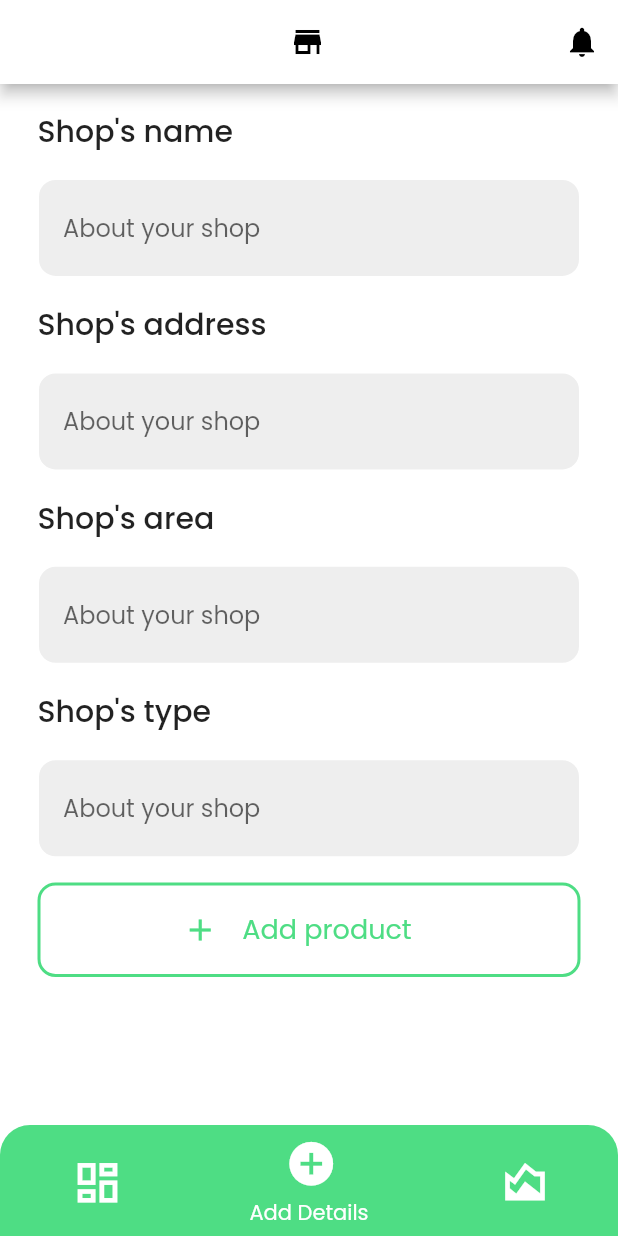
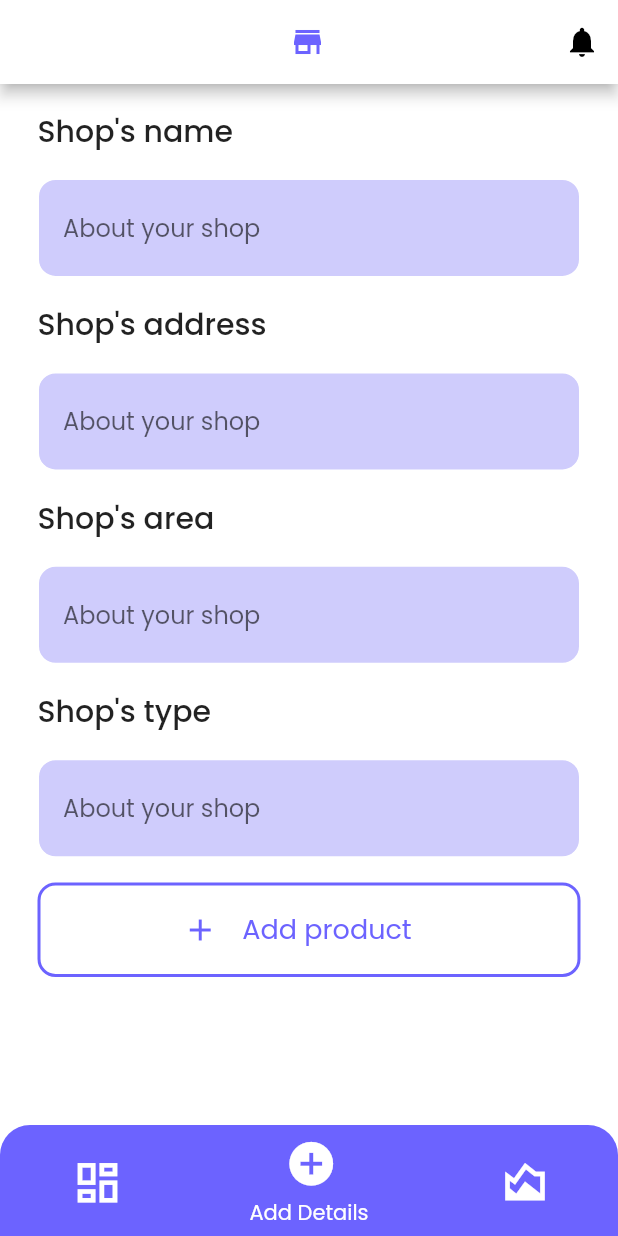
Before and after one commit to Legit-Ox/ListNGo, a Flutter app: the RetailerMainPage screen opened directly, item 2 of the bottom bar chosen, on a phone screen of 412 x 824 dp. Run offline on Flutter 3.47's test engine with Material 2 defaults, Android fonts, the phone set to English and light mode, and no system bars; our stand-ins replace cloud_firestore, email_validator, firebase_auth, firebase_core, firebase_storage, fl_chart and 8 more; missing offline and left inert: geolocator_android, geolocator_apple; accounts and stored records are empty.

Commit message:
retailer frontend modified

```diff
--- a/listngo/lib/screens/Retailer/retailer_add_details.dart
+++ b/listngo/lib/screens/Retailer/retailer_add_details.dart
@@ -72,7 +72,7 @@ class _RetailerAddDetailsState extends State<RetailerAddDetails> {
             padding: const EdgeInsets.symmetric(horizontal: 25),
             child: Container(
               decoration: BoxDecoration(
-                color: Colors.grey[200],
+                color: secondaryPurpleTint,
                 border: Border.all(color: Colors.white),
                 borderRadius: BorderRadius.circular(12),
               ),
@@ -111,7 +111,7 @@ class _RetailerAddDetailsState extends State<RetailerAddDetails> {
             padding: const EdgeInsets.symmetric(horizontal: 25),
             child: Container(
               decoration: BoxDecoration(
-                color: Colors.grey[200],
+                color: secondaryPurpleTint,
                 border: Border.all(color: Colors.white),
                 borderRadius: BorderRadius.circular(12),
               ),
@@ -150,7 +150,7 @@ class _RetailerAddDetailsState extends State<RetailerAddDetails> {
             padding: const EdgeInsets.symmetric(horizontal: 25),
             child: Container(
               decoration: BoxDecoration(
-                color: Colors.grey[200],
+                color: secondaryPurpleTint,
                 border: Border.all(color: Colors.white),
                 borderRadius: BorderRadius.circular(12),
               ),
@@ -189,7 +189,7 @@ class _RetailerAddDetailsState extends State<RetailerAddDetails> {
             padding: const EdgeInsets.symmetric(horizontal: 25),
             child: Container(
               decoration: BoxDecoration(
-                color: Colors.grey[200],
+                color: secondaryPurpleTint,
                 border: Border.all(color: Colors.white),
                 borderRadius: BorderRadius.circular(12),
               ),
@@ -230,7 +230,7 @@ class _RetailerAddDetailsState extends State<RetailerAddDetails> {
                     child: Container(
                       decoration: BoxDecoration(
                         color: Colors.white,
-                        border: Border.all(color: primaryGreen, width: 2),
+                        border: Border.all(color: primaryPurple, width: 2),
                         borderRadius: BorderRadius.circular(12),
                       ),
                       child: Row(
@@ -238,7 +238,7 @@ class _RetailerAddDetailsState extends State<RetailerAddDetails> {
                         children: [
                           const Icon(
                             Icons.add,
-                            color: primaryGreen,
+                            color: primaryPurple,
                           ),
                           Padding(
                             padding: const EdgeInsets.symmetric(
@@ -246,7 +246,7 @@ class _RetailerAddDetailsState extends State<RetailerAddDetails> {
                             child: Text(
                               'Add product',
                               style: GoogleFonts.poppins(
-                                  fontSize: 18, color: primaryGreen),
+                                  fontSize: 18, color: primaryPurple),
                             ),
                           ),
                         ],
--- a/listngo/lib/screens/Retailer/retailer_main_page.dart
+++ b/listngo/lib/screens/Retailer/retailer_main_page.dart
@@ -60,7 +60,7 @@ class _RetailerMainPageState extends State<RetailerMainPage> {
           children: [
             const Icon(
               Icons.store,
-              color: Colors.black,
+              color: primaryPurple,
             ),
             const SizedBox(width: 10),
             Text(
@@ -90,7 +90,7 @@ class _RetailerMainPageState extends State<RetailerMainPage> {
     return Container(
       height: 74,
       decoration: const BoxDecoration(
-        color: primaryGreen,
+        color: primaryPurple,
         borderRadius: BorderRadius.only(
           topLeft: Radius.circular(20),
           topRight: Radius.circular(20),
```
Also changed, not shown: listngo/lib/screens/Retailer/retailer_dashboard.dart (+2 -11 lines).
